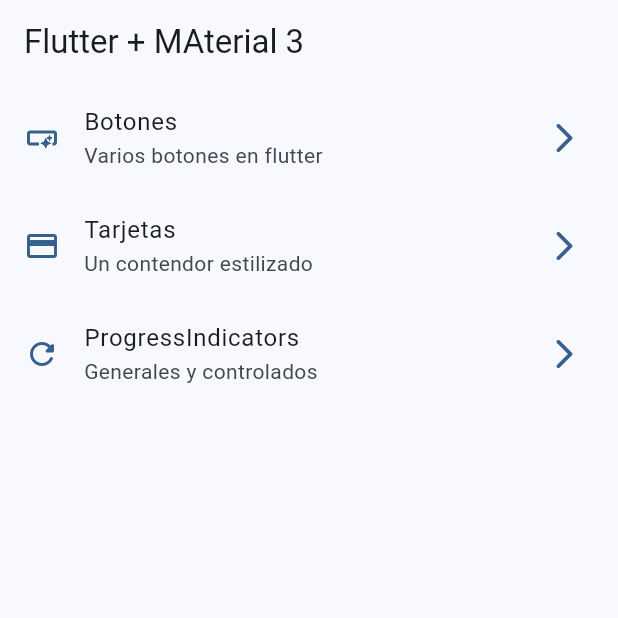
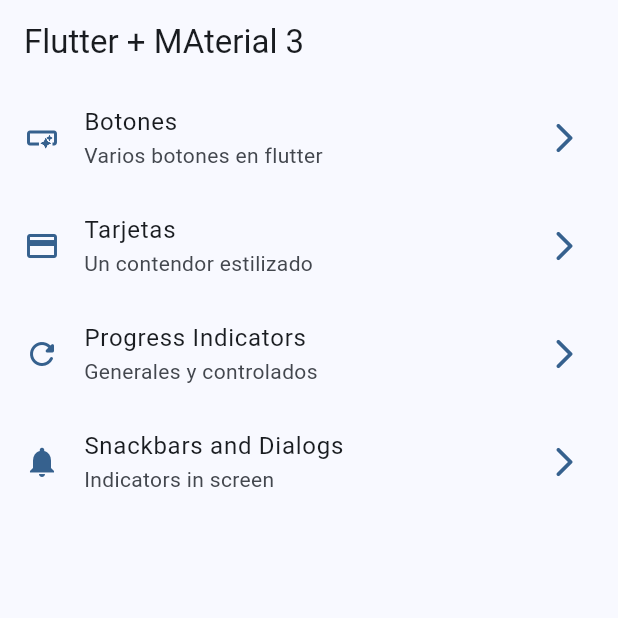
Before and after one commit to joelvill/widgets_app_course, a Flutter app: the screen it shows after launch, on a phone screen of 412 x 824 dp, the top half of it. Run offline on Flutter 3.47's test engine with Material 3 defaults, Android fonts, the phone set to English and light mode, and no system bars; our stand-ins replace go_router.

Commit message:
snackbars dialogs terminados

```diff
--- a/lib/config/menu/menu_items.dart
+++ b/lib/config/menu/menu_items.dart
@@ -28,9 +28,15 @@
     icon: Icons.credit_card,
   ),
   MenuItems(
-    title: 'ProgressIndicators',
+    title: 'Progress Indicators',
     subTitle: 'Generales y controlados',
     link: '/progress',
     icon: Icons.refresh_rounded,
   ),
+  MenuItems(
+    title: 'Snackbars and Dialogs',
+    subTitle: 'Indicators in screen',
+    link: '/snackbars',
+    icon: Icons.notifications,
+  ),
 ];
--- a/lib/config/router/app_router.dart
+++ b/lib/config/router/app_router.dart
@@ -26,5 +26,10 @@
       path: '/progress',
       builder: (context, state) => const ProgressScreen(),
     ),
+    GoRoute(
+      name: SnackbarScreen.name,
+      path: '/snackbars',
+      builder: (context, state) => const SnackbarScreen(),
+    ),
   ],
 );
--- a/lib/main.dart
+++ b/lib/main.dart
@@ -13,6 +13,7 @@
   @override
   Widget build(BuildContext context) {
     return MaterialApp.router(
+      title: 'Flutter Widgets App Course',
       routerConfig: appRouter,
       debugShowCheckedModeBanner: false,
       theme: AppTheme(selectedColor: 0).getTheme(),
```
Also changed, not shown: lib/presentation/screens/snackbar/snackbar_screen.dart (+60 -1 lines).
